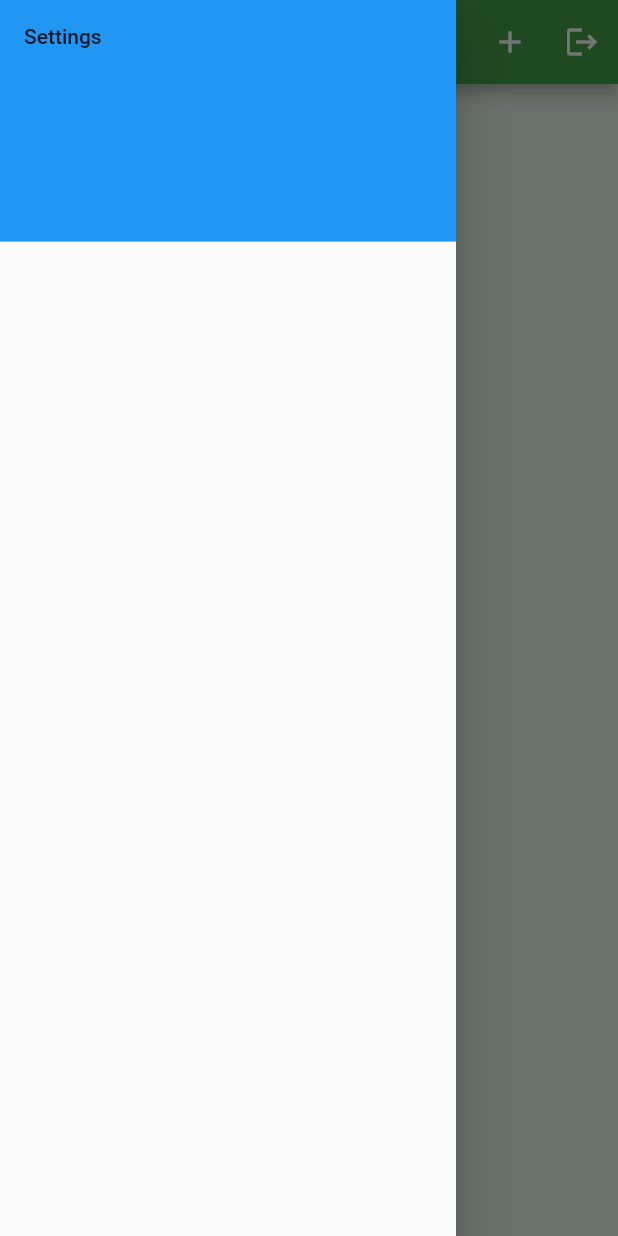
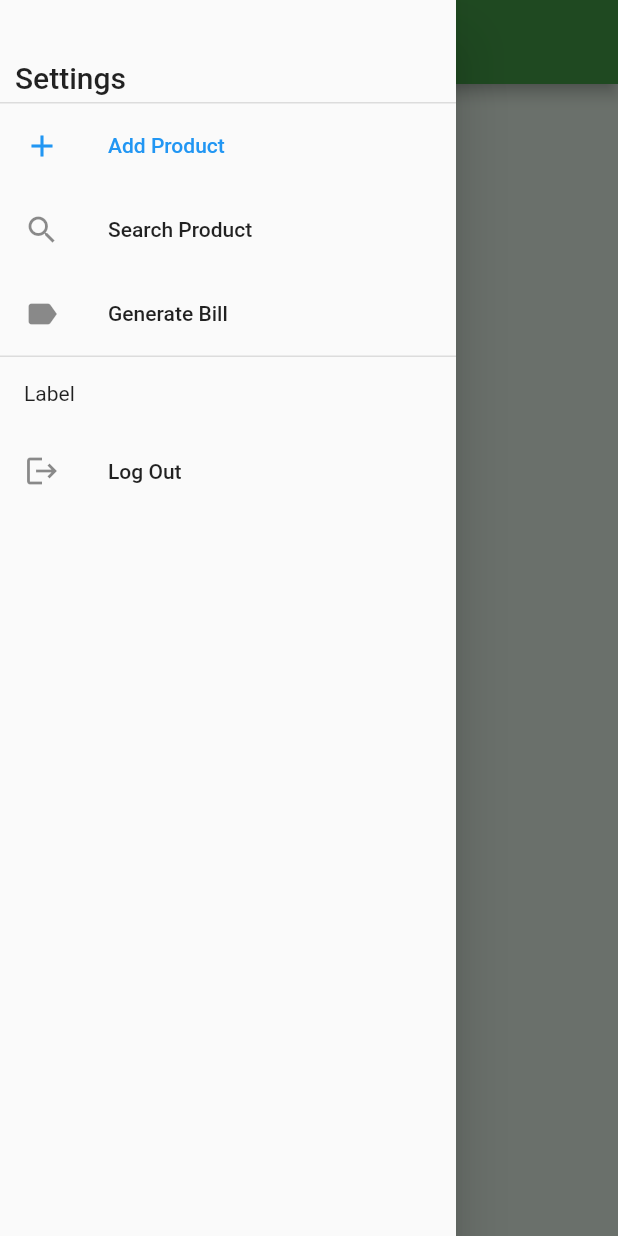
Before and after one commit to Anu8690/catalogue, a Flutter app: the screen it shows once a user with an empty profile is signed in, with the side drawer open, on a phone screen of 412 x 824 dp. Run offline on Flutter 3.47's test engine with Material 2 defaults, Android fonts, the phone set to English and light mode, and no system bars; drawn by our look-alikes of carousel_slider; our stand-ins replace cloud_firestore, firebase_auth, firebase_core, firebase_storage, flutter_spinkit, image_picker and 1 more; accounts and stored records are empty.

```diff
--- a/lib/screens/home/productList.dart
+++ b/lib/screens/home/productList.dart
@@ -15,46 +15,86 @@ class ProductList extends StatefulWidget {
 
 class _ProductListState extends State<ProductList> {
   final FirebaseAuth _auth = FirebaseAuth.instance;
-
+  int _selectedDestination = 0;
   @override
   Widget build(BuildContext context) {
     return StreamProvider<List<Product>>.value(
       initialData: [],
       value: DatabaseService().products,
       child: Scaffold(
-
         drawer: Drawer(
-            child: ListView(
-          children: <Widget>[
-            DrawerHeader(
-              decoration: BoxDecoration(
-                color: Colors.blue,
+          child: ListView(
+            // Important: Remove any padding from the ListView.
+            padding: EdgeInsets.zero,
+            children: <Widget>[
+              Padding(
+                padding: const EdgeInsets.fromLTRB(10, 40, 0, 5),
+                child: Text(
+                  'Settings',
+                  style: Theme.of(context).textTheme.headline6,
+                ),
               ),
-              child: Text('Settings'),
-            ),
-          ],
-        )),
+              Divider(
+                height: 1,
+                thickness: 1,
+              ),
+              ListTile(
+                leading: Icon(Icons.add),
+                title: Text('Add Product'),
+                selected: _selectedDestination == 0,
+                onTap: () {
+                  selectDestination(0);
+                  Navigator.of(context).push(
+                      MaterialPageRoute(builder: (context) => ProductUpload()));
+                },
+              ),
+              ListTile(
+                leading: Icon(Icons.search),
+                title: Text('Search Product'),
+                selected: _selectedDestination == 1,
+                onTap: () => selectDestination(1),
+              ),
+              ListTile(
+                leading: Icon(Icons.label),
+                title: Text('Generate Bill'),
+                selected: _selectedDestination == 2,
+                onTap: () => selectDestination(2),
+              ),
+              Divider(
+                height: 1,
+                thickness: 1,
+              ),
+              Padding(
+                padding: const EdgeInsets.all(16.0),
+                child: Text(
+                  'Label',
+                ),
+              ),
+              ListTile(
+                leading: Icon(Icons.logout),
+                title: Text('Log Out'),
+                selected: _selectedDestination == 3,
+                onTap: () {
+                  selectDestination(3);
+                  _auth.signOut();
+                },
+              ),
+            ],
+          ),
+        ),
         backgroundColor: Colors.green[50],
         appBar: AppBar(
           title: Text('Catalogue'),
           backgroundColor: Colors.green[600],
-          actions: <Widget>[
-            IconButton(
-                onPressed: () {
-                  print("button pressed");
-                  Navigator.of(context).push(
-                      MaterialPageRoute(builder: (context) => ProductUpload()));
-                },
-                icon: Icon(Icons.add)),
-            IconButton(
-                onPressed: () {
-                  _auth.signOut();
-                },
-                icon: Icon(Icons.logout))
-          ],
         ),
         body: ProductTiles(),
       ),
     );
   }
+
+  void selectDestination(int index) {
+    setState(() {
+      _selectedDestination = index;
+    });
+  }
 }
```
